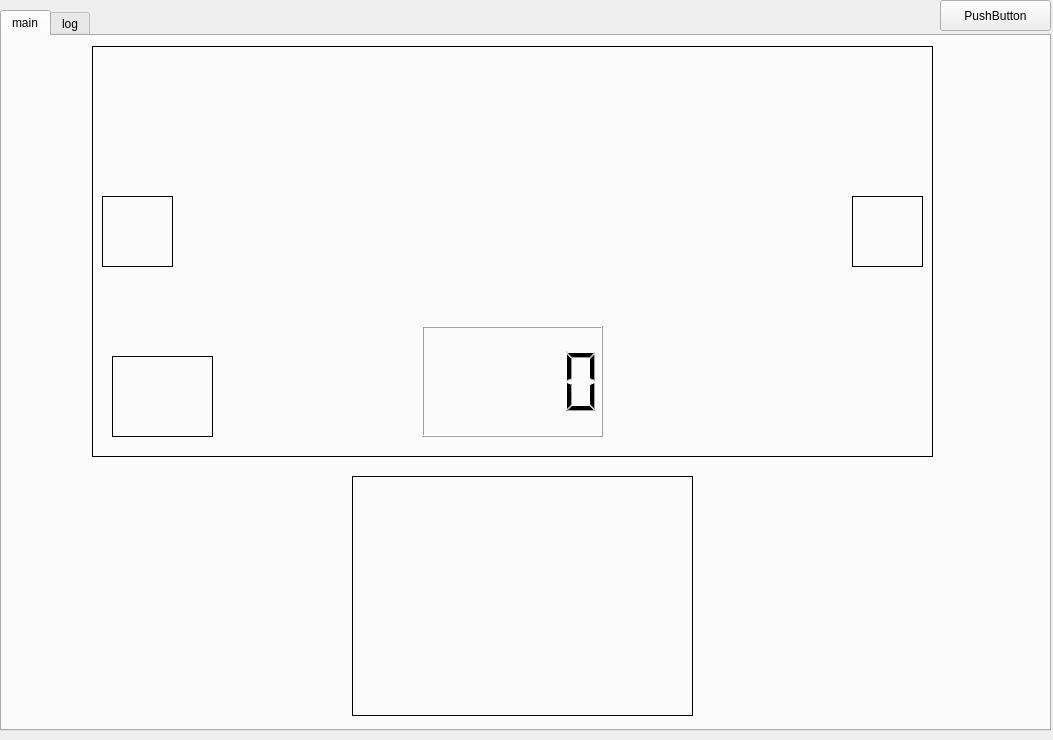
addinedu-ros-6th/deeplearning-repo-3, file Intelligence_Vehicle_GUI/ui/main.ui: the form before one commit.
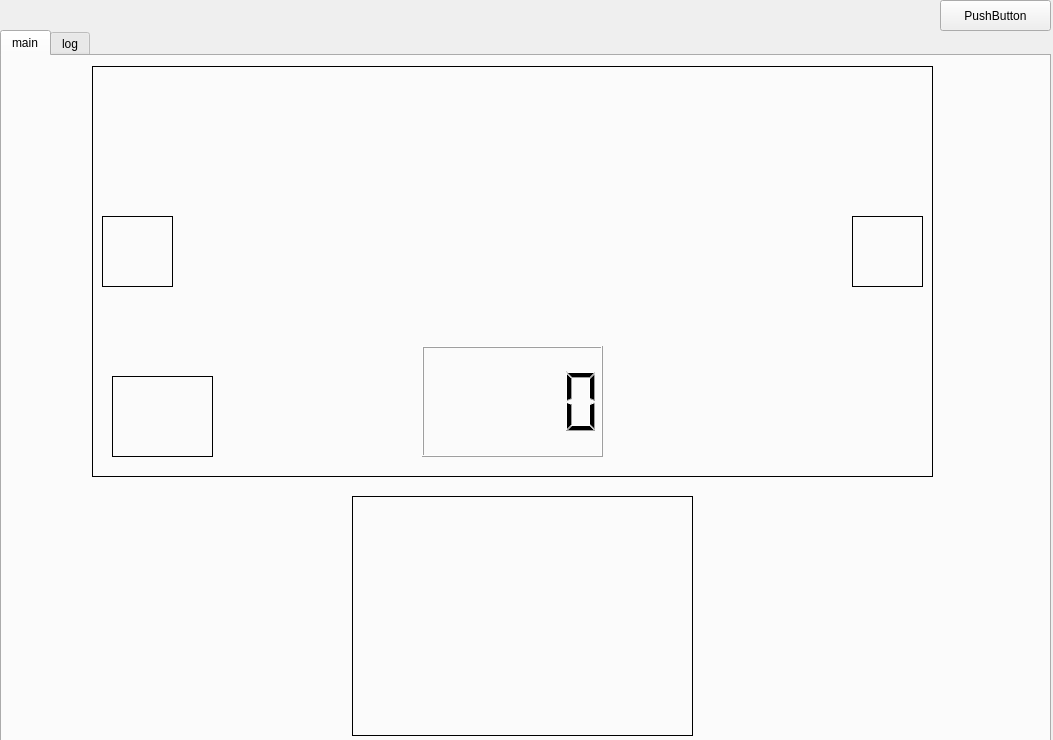
The form after the commit.

```diff
--- a/Intelligence_Vehicle_GUI/ui/main.ui
+++ b/Intelligence_Vehicle_GUI/ui/main.ui
@@ -24,7 +24,7 @@
     <property name="geometry">
      <rect>
       <x>0</x>
-      <y>10</y>
+      <y>30</y>
       <width>1051</width>
       <height>721</height>
      </rect>
```
